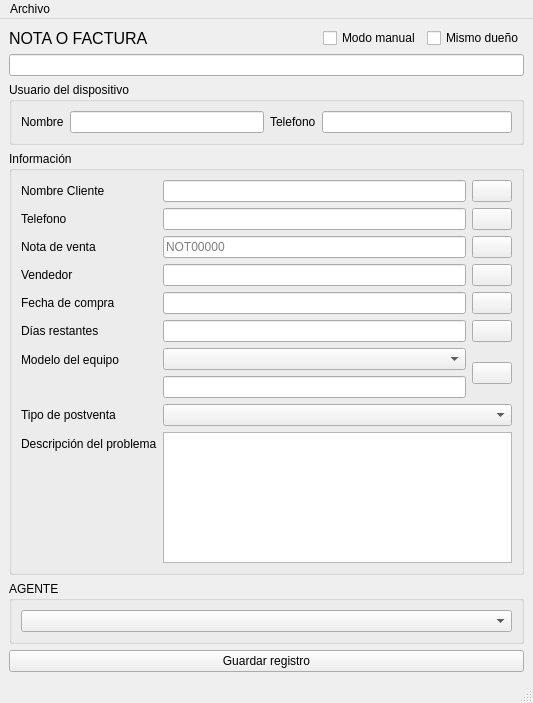
First picture: the form in ui/aftersalesui.ui, repository gabod22/Pixel-after-sell-reporter, before the edit.
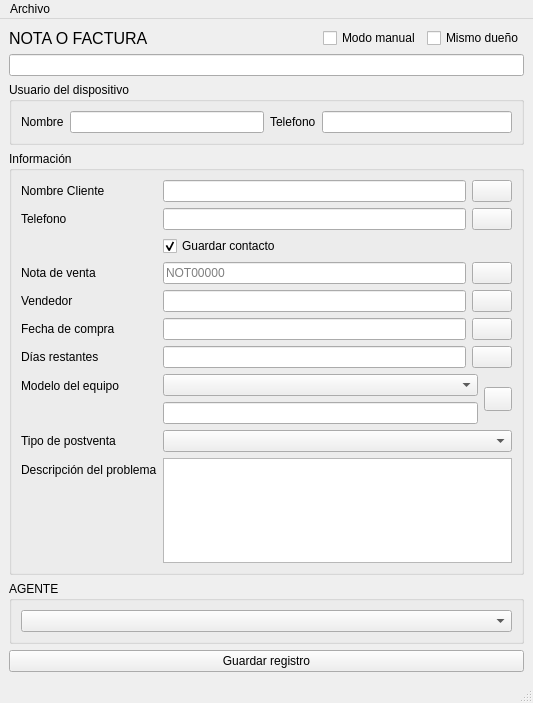
Second picture: the form after the edit. Icons and pictures are not drawn.

```diff
--- a/ui/aftersalesui.ui
+++ b/ui/aftersalesui.ui
@@ -156,14 +156,14 @@
          </item>
         </layout>
        </item>
-       <item row="2" column="0">
+       <item row="3" column="0">
         <widget class="QLabel" name="label_4">
          <property name="text">
           <string>Nota de venta</string>
          </property>
         </widget>
        </item>
-       <item row="2" column="1">
+       <item row="3" column="1">
         <layout class="QHBoxLayout" name="horizontalLayout_7">
          <item>
           <widget class="QLineEdit" name="TxtNot">
@@ -184,14 +184,14 @@
          </item>
         </layout>
        </item>
-       <item row="3" column="0">
+       <item row="4" column="0">
         <widget class="QLabel" name="label_6">
          <property name="text">
           <string>Vendedor</string>
          </property>
         </widget>
        </item>
-       <item row="3" column="1">
+       <item row="4" column="1">
         <layout class="QHBoxLayout" name="horizontalLayout_8">
          <item>
           <widget class="QLineEdit" name="TxtSeller"/>
@@ -208,14 +208,14 @@
          </item>
         </layout>
        </item>
-       <item row="4" column="0">
+       <item row="5" column="0">
         <widget class="QLabel" name="label">
          <property name="text">
           <string>Fecha de compra</string>
          </property>
         </widget>
        </item>
-       <item row="4" column="1">
+       <item row="5" column="1">
         <layout class="QHBoxLayout" name="horizontalLayout_9">
          <item>
           <widget class="QLineEdit" name="TxtBuyDate">
@@ -236,14 +236,14 @@
          </item>
         </layout>
        </item>
-       <item row="5" column="0">
+       <item row="6" column="0">
         <widget class="QLabel" name="label_2">
          <property name="text">
           <string>Días restantes </string>
          </property>
         </widget>
        </item>
-       <item row="5" column="1">
+       <item row="6" column="1">
         <layout class="QHBoxLayout" name="horizontalLayout_10">
          <item>
           <widget class="QLineEdit" name="TxtLeftDays"/>
@@ -260,14 +260,14 @@
          </item>
         </layout>
        </item>
-       <item row="6" column="0">
+       <item row="7" column="0">
         <widget class="QLabel" name="label_5">
          <property name="text">
           <string>Modelo del equipo</string>
          </property>
         </widget>
        </item>
-       <item row="6" column="1">
+       <item row="7" column="1">
         <layout class="QHBoxLayout" name="horizontalLayout_11">
          <item>
           <layout class="QVBoxLayout" name="verticalLayout_2">
@@ -281,6 +281,12 @@
          </item>
          <item>
           <widget class="QPushButton" name="BtnCopyModel">
+           <property name="maximumSize">
+            <size>
+             <width>28</width>
+             <height>24</height>
+            </size>
+           </property>
            <property name="text">
             <string/>
            </property>
@@ -291,26 +297,36 @@
          </item>
         </layout>
        </item>
-       <item row="7" column="0">
+       <item row="8" column="0">
         <widget class="QLabel" name="label_7">
          <property name="text">
           <string>Tipo de postventa</string>
          </property>
         </widget>
        </item>
-       <item row="7" column="1">
+       <item row="8" column="1">
         <widget class="QComboBox" name="CbxType"/>
        </item>
-       <item row="8" column="0">
+       <item row="9" column="0">
         <widget class="QLabel" name="label_8">
          <property name="text">
           <string>Descripción del problema</string>
          </property>
         </widget>
        </item>
-       <item row="8" column="1">
+       <item row="9" column="1">
         <widget class="QPlainTextEdit" name="TxtProblem"/>
        </item>
+       <item row="2" column="1">
+        <widget class="QCheckBox" name="CheckRegisterContact">
+         <property name="text">
+          <string>Guardar contacto</string>
+         </property>
+         <property name="checked">
+          <bool>true</bool>
+         </property>
+        </widget>
+       </item>
       </layout>
      </widget>
     </item>
```
Left out of the diff: 6 changed lines with no effect on the pictures.
